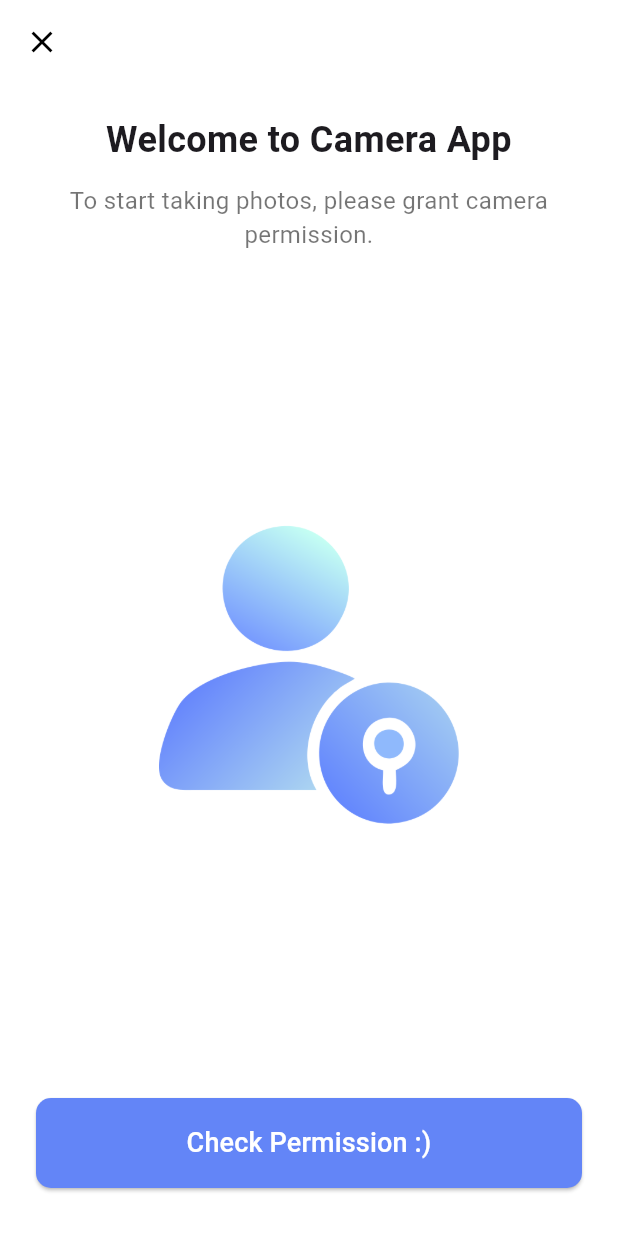
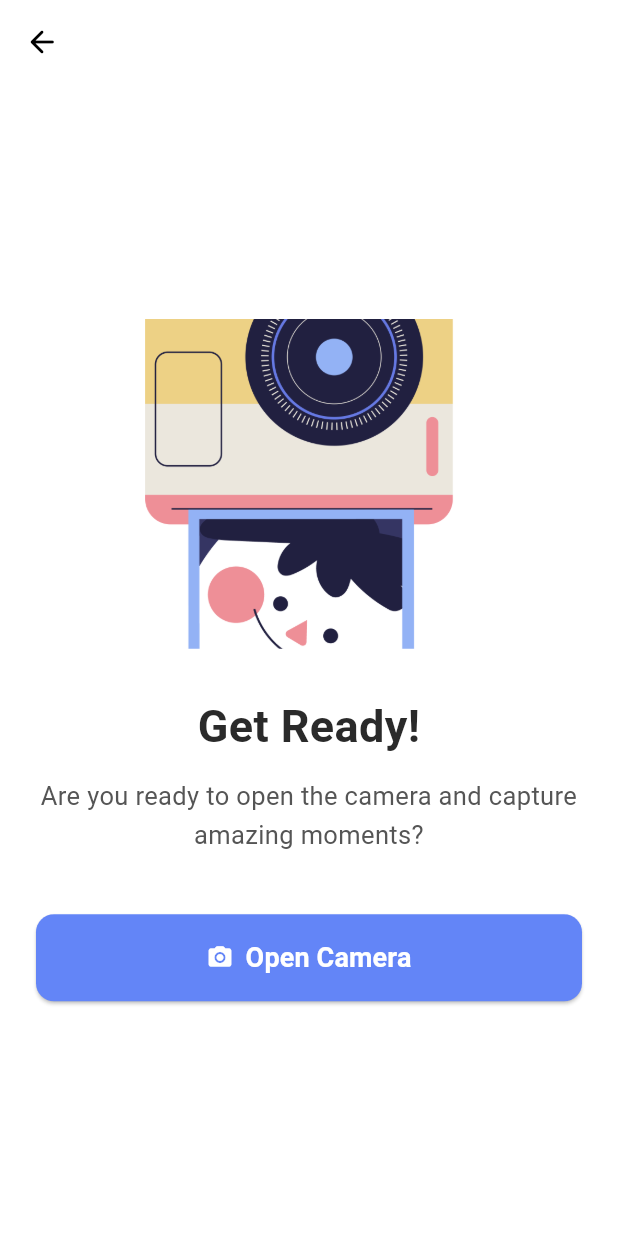
Before and after one commit to Mildwann/cversion2, a Flutter app: the CheckPermission screen opened directly, after a tap on "Check Permission :)", on a phone screen of 412 x 824 dp. Run offline on Flutter 3.47's test engine with Material 3 defaults, Android fonts, the phone set to English and light mode, and no system bars; our stand-ins replace camera, device_info_plus, permission_handler; missing offline and left inert: image_gallery_saver_plus.

Commit message:
update ui / modal

```diff
--- a/lib/screens/checkpermission.dart
+++ b/lib/screens/checkpermission.dart
@@ -1,3 +1,4 @@
+import 'package:cversion2/screens/ready-opencamera.dart';
 import 'package:flutter/material.dart';
 import 'package:permission_handler/permission_handler.dart';
 
@@ -13,6 +14,7 @@
   bool _isRequesting = false;
   bool _permissionDenied = false;
   bool _isPermanentlyDenied = false;
+  bool _comingFromSettings = false;
 
   @override
   void initState() {
@@ -27,9 +29,41 @@
   }
 
   @override
-  void didChangeAppLifecycleState(AppLifecycleState state) {
-    if (state == AppLifecycleState.paused) {
-      if (mounted) {
+  void didChangeAppLifecycleState(AppLifecycleState state) async {
+    if (state == AppLifecycleState.resumed && _comingFromSettings) {
+      _comingFromSettings = false;
+
+      final status = await Permission.camera.status;
+
+      if (status.isGranted && mounted) {
+        while (Navigator.canPop(context)) {
+          Navigator.of(context).pop();
+        }
+        await Future.delayed(const Duration(milliseconds: 200));
+
+        // ไปหน้า ReadyOpenCamera
+        await showGeneralDialog(
+          // ignore: use_build_context_synchronously
+          context: context,
+          barrierDismissible: true,
+          barrierLabel: "ReadyOpenCameraDialog",
+          barrierColor: Colors.black.withOpacity(0.6), // ฉากหลังโปร่งแสง
+          transitionDuration: const Duration(milliseconds: 300),
+          pageBuilder: (context, animation, secondaryAnimation) {
+            return const ReadyOpenCamera(); // ใส่ widget เต็มจอตรงนี้
+          },
+          transitionBuilder: (context, animation, secondaryAnimation, child) {
+            return SlideTransition(
+              position: Tween(
+                begin: const Offset(0, 1),
+                end: Offset.zero,
+              ).animate(animation),
+              child: child,
+            );
+          },
+        );
+      } else if (mounted) {
+        // ยังไม่ได้อนุญาต กลับหน้า home (
         Navigator.of(context).pop(true);
       }
     }
@@ -50,12 +84,38 @@
       _isPermanentlyDenied = status.isPermanentlyDenied;
     });
 
-    // if (status.isGranted) {
-    //   Navigator.of(context).pop(true);
-    // }
+    if (status.isGranted) {
+      while (Navigator.canPop(context)) {
+        Navigator.of(context).pop();
+      }
+      await Future.delayed(const Duration(milliseconds: 200));
+
+      if (mounted) {
+        await showGeneralDialog(
+          context: context,
+          barrierDismissible: true,
+          barrierLabel: "ReadyOpenCameraDialog",
+          barrierColor: Colors.black.withOpacity(0.6), // ฉากหลังโปร่งแสง
+          transitionDuration: const Duration(milliseconds: 300),
+          pageBuilder: (context, animation, secondaryAnimation) {
+            return const ReadyOpenCamera(); // ใส่ widget เต็มจอตรงนี้
+          },
+          transitionBuilder: (context, animation, secondaryAnimation, child) {
+            return SlideTransition(
+              position: Tween(
+                begin: const Offset(0, 1),
+                end: Offset.zero,
+              ).animate(animation),
+              child: child,
+            );
+          },
+        );
+      }
+    }
   }
 
   void _openAppSettings() async {
+    _comingFromSettings = true;
     final opened = await openAppSettings();
     if (!opened && mounted) {
       ScaffoldMessenger.of(
@@ -72,7 +132,7 @@
         backgroundColor: Colors.transparent,
         elevation: 0,
         leading: IconButton(
-          icon: const Icon(Icons.close, color: Colors.black),
+          icon: const Icon(Icons.arrow_back_rounded, color: Colors.black),
           onPressed: () => Navigator.of(context).pop(false),
         ),
       ),
--- /dev/null
+++ b/lib/screens/ready-opencamera.dart
@@ -0,0 +1,152 @@
+import 'package:camera/camera.dart';
+import 'package:cversion2/screens/camera-on/opencamera.dart';
+import 'package:flutter/material.dart';
+
+class ReadyOpenCamera extends StatefulWidget {
+  const ReadyOpenCamera({super.key});
+
+  @override
+  State<ReadyOpenCamera> createState() => _ReadyOpenCameraState();
+}
+
+class _ReadyOpenCameraState extends State<ReadyOpenCamera> {
+  late Future<List<CameraDescription>> _camerasFuture;
+
+  @override
+  void initState() {
+    super.initState();
+    _camerasFuture = availableCameras();
+  }
+
+  @override
+  Widget build(BuildContext context) {
+    return Scaffold(
+      appBar: AppBar(
+        backgroundColor: Colors.transparent,
+        elevation: 0,
+        leading: IconButton(
+          icon: const Icon(Icons.arrow_back_rounded, color: Colors.black),
+          onPressed: () => Navigator.of(context).pop(false),
+        ),
+      ),
+      backgroundColor: const Color.fromARGB(255, 255, 255, 255),
+      body: FutureBuilder<List<CameraDescription>>(
+        future: _camerasFuture,
+        builder: (context, snapshot) {
+          if (snapshot.connectionState == ConnectionState.waiting) {
+            return const Center(child: CircularProgressIndicator());
+          } else if (snapshot.hasError) {
+            return Center(
+              child: Text('Error loading cameras: ${snapshot.error}'),
+            );
+          } else if (!snapshot.hasData || snapshot.data!.isEmpty) {
+            return const Center(child: Text('No cameras found'));
+          }
+
+          final cameras = snapshot.data!;
+
+          return SafeArea(
+            child: Center(
+              child: Padding(
+                padding: const EdgeInsets.symmetric(horizontal: 24.0),
+                child: Column(
+                  mainAxisAlignment: MainAxisAlignment.center,
+                  children: [
+                    ClipRRect(
+                      borderRadius: BorderRadius.circular(16),
+                      child: Image.asset(
+                        'assets/images/picture.png',
+                        height: 220,
+                        width: double.infinity,
+                        fit: BoxFit.cover,
+                      ),
+                    ),
+                    const SizedBox(height: 30),
+                    const Text(
+                      'Get Ready!',
+                      style: TextStyle(
+                        fontSize: 30,
+                        fontWeight: FontWeight.bold,
+                        color: Color(0xff2a2a2a),
+                      ),
+                      textAlign: TextAlign.center,
+                    ),
+                    const SizedBox(height: 12),
+                    const Text(
+                      'Are you ready to open the camera and capture amazing moments?',
+                      style: TextStyle(
+                        fontSize: 17,
+                        color: Color(0xff555555),
+                        height: 1.5,
+                      ),
+                      textAlign: TextAlign.center,
+                    ),
+                    const SizedBox(height: 40),
+                    SizedBox(
+                      width: double.infinity,
+                      child: ElevatedButton.icon(
+                        onPressed: () async {
+                          if (Navigator.canPop(context)) {
+                            Navigator.pop(context);
+                          }
+                          final result = await showGeneralDialog<String>(
+                            context: context,
+                            barrierDismissible: true,
+                            barrierLabel: 'CameraDialog',
+                            barrierColor: Colors.black.withOpacity(0.6),
+                            transitionDuration: const Duration(
+                              milliseconds: 300,
+                            ),
+                            pageBuilder:
+                                (context, animation, secondaryAnimation) {
+                                  return FullPageDialog(cameras: cameras);
+                                },
+                            transitionBuilder:
+                                (
+                                  context,
+                                  animation,
+                                  secondaryAnimation,
+                                  child,
+                                ) {
+                                  return SlideTransition(
+                                    position: Tween(
+                                      begin: const Offset(0, 1),
+                                      end: Offset.zero,
+                                    ).animate(animation),
+                                    child: child,
+                                  );
+                                },
+                          );
+
+                          if (result != null) {
+                            print('Captured image path: $result');
+                          }
+                        },
+                        icon: const Icon(Icons.camera_alt_rounded),
+                        label: const Text(
+                          'Open Camera',
+                          style: TextStyle(
+                            fontSize: 18,
+                            fontWeight: FontWeight.bold,
+                          ),
+                        ),
+                        style: ElevatedButton.styleFrom(
+                          backgroundColor: const Color(0xff6385f7),
+                          foregroundColor: Colors.white,
+                          padding: const EdgeInsets.symmetric(vertical: 16),
+                          shape: RoundedRectangleBorder(
+                            borderRadius: BorderRadius.circular(12),
+                          ),
+                        ),
+                      ),
+                    ),
+                  ],
+                ),
+              ),
+            ),
+          );
+        },
+      ),
+    );
+  }
+}
```
Also changed, not shown: lib/homepage.dart (+2 -18 lines), lib/screens/camera-on/opencamera.dart (+45 -21 lines), assets/images/logoready.jpg (added), assets/images/picture.png (added), assets/images/ready.png (added), 2 other files.
